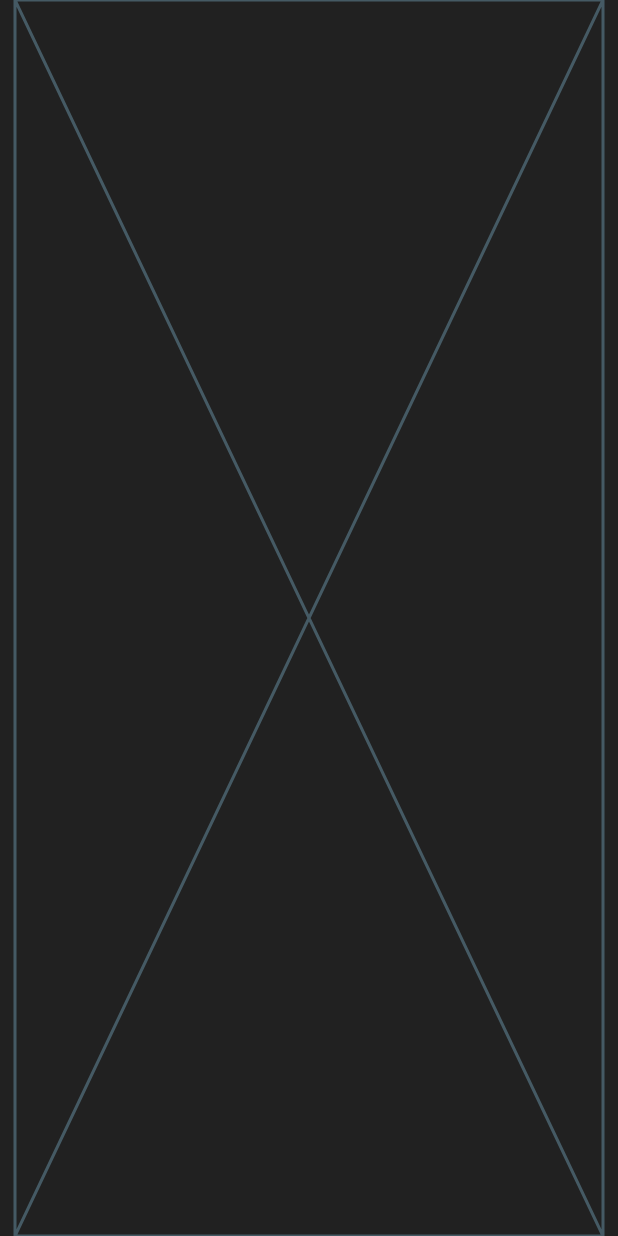
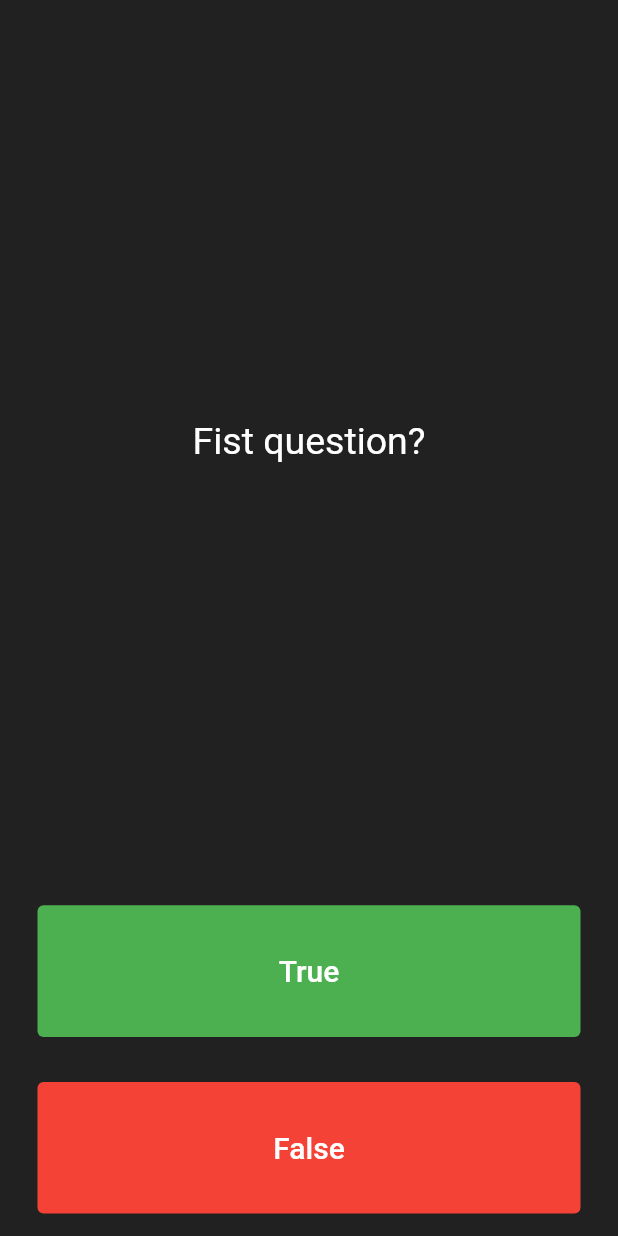
Before and after one commit to gartservice/quizzler, a Flutter app: the screen it shows after launch, on a phone screen of 412 x 824 dp. Run offline on Flutter 3.47's test engine with Material 2 defaults, Android fonts, the phone set to English and light mode, and no system bars.

Commit message:
Add taking for questions.

```diff
--- a/lib/main.dart
+++ b/lib/main.dart
@@ -26,9 +26,73 @@ class QuizPage extends StatefulWidget {
 }
 
 class _QuizPageState extends State<QuizPage> {
+  List<Icon> scoreKeeper = [];
+  List<String> questions = [
+    'Fist question?',
+    'Second question?',
+    'Third question?',
+  ];
+  int questionNumber = 0;
 
   @override
   Widget build(BuildContext context) {
-    return Placeholder();
+    return Column(
+      mainAxisAlignment: MainAxisAlignment.spaceBetween,
+      crossAxisAlignment: CrossAxisAlignment.stretch,
+      children: [
+        Expanded(
+          flex: 5,
+          child: Padding(
+            padding: EdgeInsets.all(10.0),
+            child: Center(
+              child: Text(
+                questions[questionNumber],
+                textAlign: TextAlign.center,
+                style: TextStyle(
+                  fontSize: 25,
+                  color: Colors.white,
+                ),
+              ),
+            ),
+          ),
+        ),
+        Expanded(
+          child: Padding(
+            padding: EdgeInsets.all(15.0),
+            child: TextButton(
+                style: ButtonStyle(
+                  backgroundColor: MaterialStatePropertyAll(Colors.green),
+                ),
+                onPressed: () {
+                  setState(() {
+                    questionNumber++;
+                  });
+                },
+                child: Text(
+                  'True',
+                  style: TextStyle(color: Colors.white, fontSize: 20.0),
+                )),
+          ),
+        ),
+        Expanded(
+          child: Padding(
+            padding: EdgeInsets.all(15.0),
+            child: TextButton(
+                style: ButtonStyle(
+                  backgroundColor: MaterialStatePropertyAll(Colors.red),
+                ),
+                onPressed: () {
+                  setState(() {
+                    questionNumber++;
+                  });
+                },
+                child: Text(
+                  'False',
+                  style: TextStyle(color: Colors.white, fontSize: 20.0),
+                )),
+          ),
+        ),
+      ],
+    );
   }
 }
```
